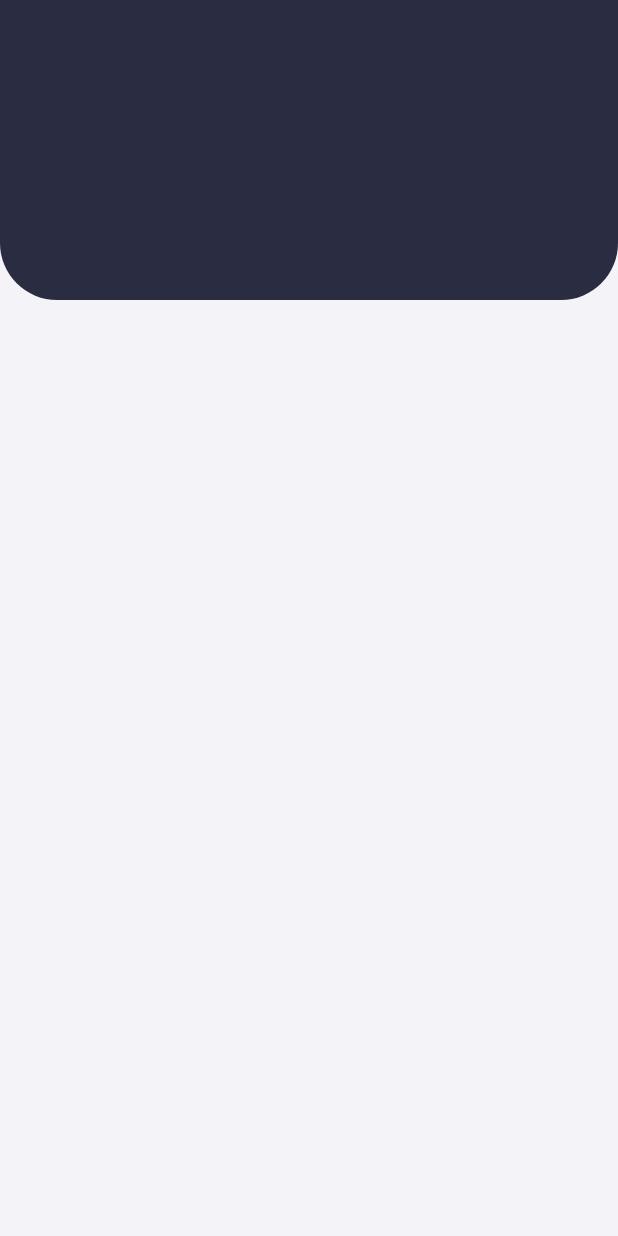
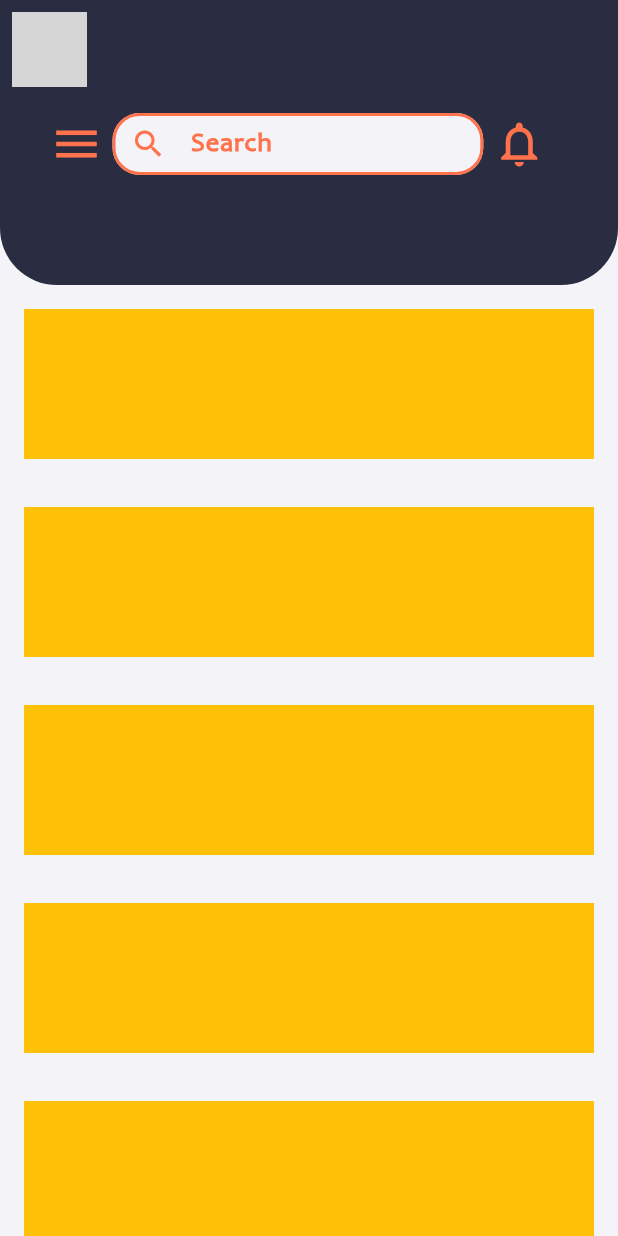
Before and after one commit to hasanShaaban/TeleFood, a Flutter app: the screen it shows after launch, on a phone screen of 412 x 824 dp. Run offline on Flutter 3.47's test engine with Material 3 defaults, Android fonts, the light colour scheme and no system bars; our stand-ins replace go_router, video_player; grey boxes are pictures that could not be loaded.

Commit message:
creat search text field and action buttons

```diff
--- a/lib/core/utils/constant.dart
+++ b/lib/core/utils/constant.dart
@@ -1,6 +1,14 @@
 import 'package:flutter/material.dart';
-
+// Colors
 const kPrimeryColor =              Color(0xff2A2C41);
 const kScaffoldColor =             Color(0xffF4F4F8);
 const kSecondaryColor =            Color(0xffFF724C);
 const kTextColor =                 Color(0xffFDBF50);
+
+//TextStyle
+
+const kSearchTextStyle = TextStyle(
+  fontFamily: 'Candara',
+  fontSize: 18,
+  fontWeight: FontWeight.bold
+);
--- a/lib/featuers/home/presentation/views/home_view.dart
+++ b/lib/featuers/home/presentation/views/home_view.dart
@@ -6,7 +6,10 @@ class HomeView extends StatelessWidget {
 
   @override
   Widget build(BuildContext context) {
-    return const SafeArea(child: Scaffold(body: HomeViewBody(),));
+    return const SafeArea(
+        child: Scaffold(
+      body: HomeViewBody(),
+    ));
   }
 }
 
@@ -15,15 +18,171 @@ class HomeViewBody extends StatelessWidget {
 
   @override
   Widget build(BuildContext context) {
-    return const  CustomScrollView(
+    var width = MediaQuery.of(context).size.width;
+    var height = MediaQuery.of(context).size.height;
+    return CustomScrollView(
       slivers: [
         SliverAppBar(
-          expandedHeight: 200,
-          collapsedHeight: 100,
-          backgroundColor: kPrimeryColor,
-          shape: RoundedRectangleBorder(borderRadius: BorderRadius.only(bottomLeft: Radius.circular(38), bottomRight: Radius.circular(38))),
+            pinned: true,
+            expandedHeight: 190,
+            collapsedHeight: 95,
+            backgroundColor: kPrimeryColor,
+            elevation: 500,
+            shadowColor: Colors.black,
+            shape: const RoundedRectangleBorder(
+                borderRadius: BorderRadius.only(
+                    bottomLeft: Radius.circular(38),
+                    bottomRight: Radius.circular(38))),
+            flexibleSpace: FlexibleSpaceBar(
+              background:const Column(
+                crossAxisAlignment: CrossAxisAlignment.start,
+                children: [Padding(
+                  padding: EdgeInsets.all(8.0),
+                  child: Image(image: AssetImage('assets/images/teleFood_log_min.png'), width: 50,),
+                )],
+              ),
+              titlePadding: const EdgeInsets.only(
+                  top: 27, left: 27, bottom: 25, right: 26),
+              expandedTitleScale: 1,
+              title: Align(
+                alignment: Alignment.center,
+                child: Row(
+                  crossAxisAlignment: CrossAxisAlignment.center,
+                  mainAxisAlignment: MainAxisAlignment.start,
+                  children: [
+                    const CustomAppBarIconButton(
+                      icon: Icons.menu,
+                    ),
+                    CustomSearchTextField(height: height, width: width),
+                    const CustomAppBarIconButton(
+                        icon: Icons.notifications_none_outlined)
+                  ],
+                ),
+              ),
+            )),
+        SliverToBoxAdapter(
+          child: Padding(
+            padding: const EdgeInsets.all(16.0),
+            child: Container(
+              width: 200,
+              height: 100,
+              color: Colors.amber,
+            ),
+          ),
+        ),
+        SliverToBoxAdapter(
+          child: Padding(
+            padding: const EdgeInsets.all(16.0),
+            child: Container(
+              width: 200,
+              height: 100,
+              color: Colors.amber,
+            ),
+          ),
+        ),
+        SliverToBoxAdapter(
+          child: Padding(
+            padding: const EdgeInsets.all(16.0),
+            child: Container(
+              width: 200,
+              height: 100,
+              color: Colors.amber,
+            ),
+          ),
+        ),
+        SliverToBoxAdapter(
+          child: Padding(
+            padding: const EdgeInsets.all(16.0),
+            child: Container(
+              width: 200,
+              height: 100,
+              color: Colors.amber,
+            ),
+          ),
+        ),
+        SliverToBoxAdapter(
+          child: Padding(
+            padding: const EdgeInsets.all(16.0),
+            child: Container(
+              width: 200,
+              height: 100,
+              color: Colors.amber,
+            ),
+          ),
+        ),
+        SliverToBoxAdapter(
+          child: Padding(
+            padding: const EdgeInsets.all(16.0),
+            child: Container(
+              width: 200,
+              height: 100,
+              color: Colors.amber,
+            ),
+          ),
         )
       ],
     );
   }
 }
+
+class CustomAppBarIconButton extends StatelessWidget {
+  const CustomAppBarIconButton({
+    super.key,
+    required this.icon,
+  });
+  final IconData icon;
+  @override
+  Widget build(BuildContext context) {
+    return IconButton(
+        padding: EdgeInsets.zero,
+        onPressed: () {},
+        icon: Icon(
+          icon,
+          color: kSecondaryColor,
+          size: 36,
+        ));
+  }
+}
+
+class CustomSearchTextField extends StatelessWidget {
+  const CustomSearchTextField({
+    super.key,
+    required this.height,
+    required this.width,
+  });
+
+  final double height;
+  final double width;
+
+  @override
+  Widget build(BuildContext context) {
+    return SizedBox(
+      height: height * .05,
+      width: width * .6,
+      child: TextField(
+        style: kSearchTextStyle,
+        scrollPadding: EdgeInsets.zero,
+        textAlignVertical: TextAlignVertical.center,
+        decoration: InputDecoration(
+          prefixIcon: const Icon(
+            Icons.search,
+            color: kSecondaryColor,
+          ),
+          contentPadding: const EdgeInsets.only(right: 15),
+          filled: true,
+          fillColor: kScaffoldColor,
+          enabledBorder: buildOutLineInputBorder(),
+          focusedBorder: buildOutLineInputBorder(),
+          hintText: 'Search',
+          hintStyle: kSearchTextStyle.copyWith(color: kSecondaryColor),
+        ),
+      ),
+    );
+  }
+}
+
+OutlineInputBorder buildOutLineInputBorder() {
+  return OutlineInputBorder(
+      borderSide: const BorderSide(color: kSecondaryColor, width: 2),
+      borderRadius: BorderRadius.circular(18));
+}
```
Also changed, not shown: lib/main.dart (line endings or trailing spaces).
